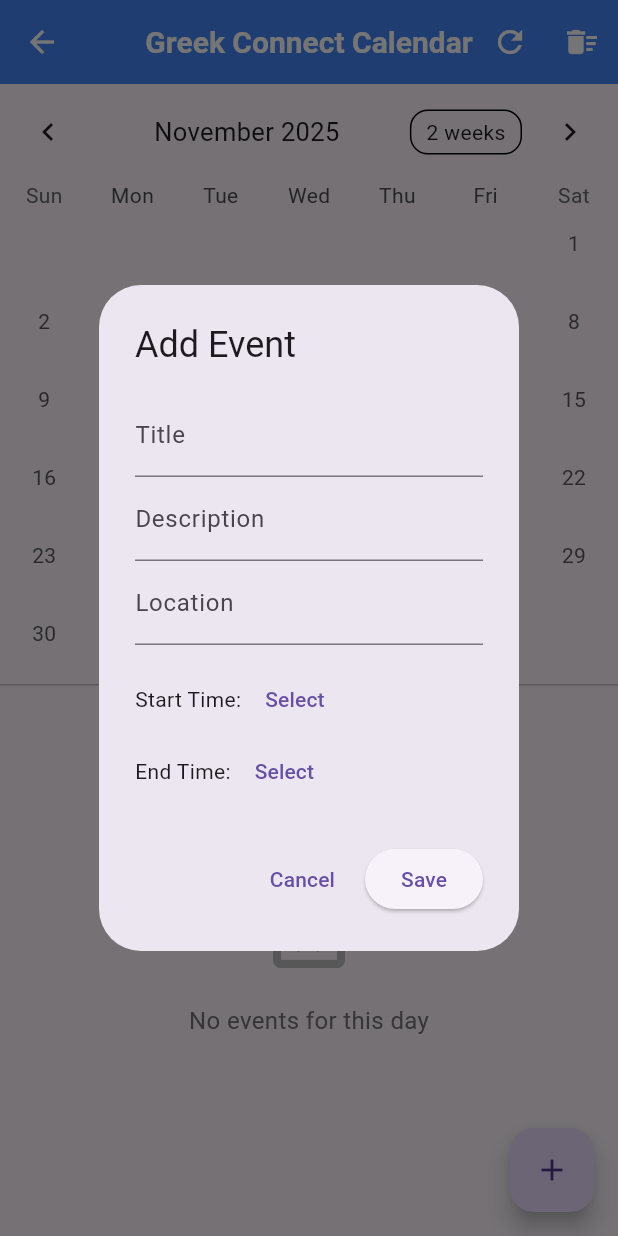
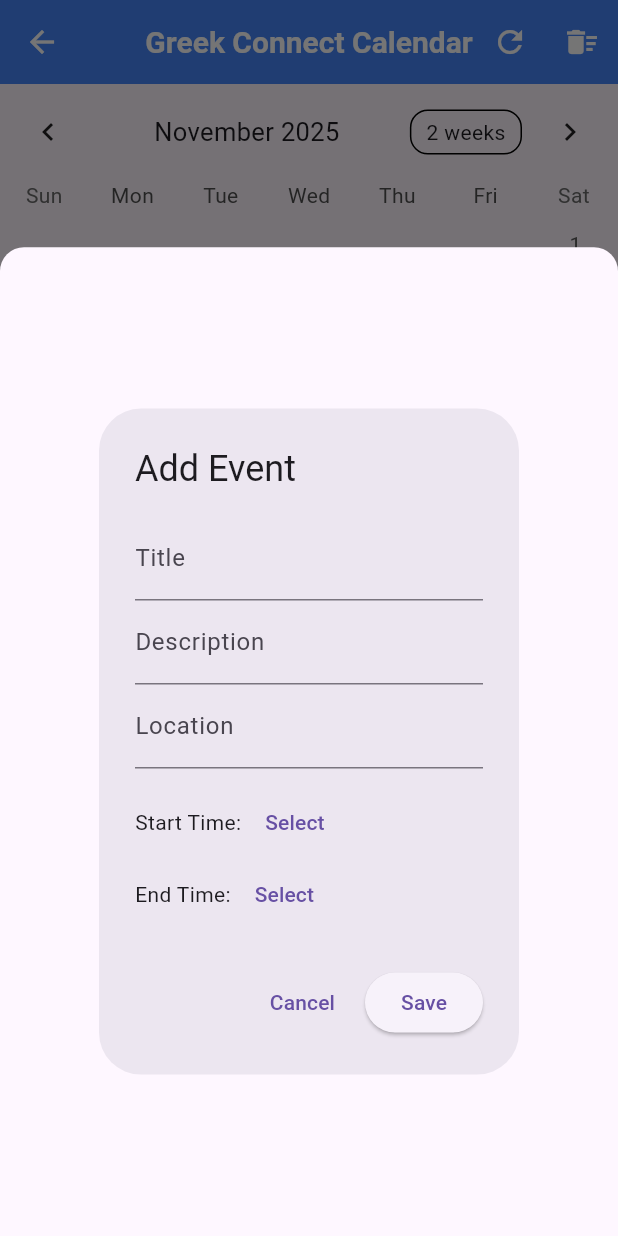
Before and after one commit to Jgalligan1/GreekConnect, a Flutter app: the CalendarScreen screen opened directly, after a tap on the "add" icon, on a phone screen of 412 x 824 dp. Run offline on Flutter 3.47's test engine with Material 3 defaults, Android fonts, the phone set to English and light mode, and no system bars; drawn by our look-alikes of table_calendar; our stand-ins replace shared_preferences; accounts and stored records are empty.

Commit message:
Improved Calendar Interface

```diff
--- a/greek_connect/lib/screens/calendar_screen.dart
+++ b/greek_connect/lib/screens/calendar_screen.dart
@@ -4,9 +4,7 @@ import 'package:flutter/material.dart';
 import 'package:table_calendar/table_calendar.dart';
 import '../models/event.dart';
 import '../services/event_storage.dart';
-import '../screens/form_screen.dart';
 import '../widgets/event_form_modal.dart';
-
 
 class CalendarScreen extends StatefulWidget {
   const CalendarScreen({super.key});
@@ -31,7 +29,7 @@ class _CalendarScreenState extends State<CalendarScreen> {
     super.initState();
     _selectedDay = _focusedDay;
     _selectedEvents = ValueNotifier([]);
-    _loadEvents(); // Load events asynchronously
+    _loadEvents();
   }
 
   @override
@@ -40,16 +38,16 @@ class _CalendarScreenState extends State<CalendarScreen> {
     super.dispose();
   }
 
-  /// Load events from storage asynchronously
+  // Normalize DateTime to remove time component
+  DateTime _normalizeDate(DateTime date) {
+    return DateTime.utc(date.year, date.month, date.day);
+  }
+
+  // Load events from storage
   Future<void> _loadEvents() async {
-    setState(() {
-      _isLoading = true;
-    });
-
+    setState(() => _isLoading = true);
     try {
-      // Load events from storage
       final loadedEvents = await EventStorage.loadEvents();
-
       setState(() {
         _events = loadedEvents;
         _selectedEvents.value = _getEventsForDay(_selectedDay!);
@@ -57,11 +55,7 @@ class _CalendarScreenState extends State<CalendarScreen> {
       });
     } catch (e) {
       print('Error loading events: $e');
-      setState(() {
-        _isLoading = false;
-      });
-
-      // Show error message to user
+      setState(() => _isLoading = false);
       if (mounted) {
         ScaffoldMessenger.of(context).showSnackBar(
           SnackBar(
@@ -73,50 +67,38 @@ class _CalendarScreenState extends State<CalendarScreen> {
     }
   }
 
-  /// Normalize DateTime to remove time component
-  DateTime _normalizeDate(DateTime date) {
-    return DateTime.utc(date.year, date.month, date.day);
-  }
-
-  /// Get events for a specific day (from in-memory cache)
+  // Get events for a specific day
   List<Event> _getEventsForDay(DateTime day) {
     final normalizedDay = _normalizeDate(day);
     return _events[normalizedDay] ?? [];
   }
 
-  /// Handle day selection
+  // Handle day selection
   void _onDaySelected(DateTime selectedDay, DateTime focusedDay) {
     if (!isSameDay(_selectedDay, selectedDay)) {
       setState(() {
         _selectedDay = selectedDay;
         _focusedDay = focusedDay;
       });
-      // Update events using ValueNotifier (efficient, doesn't rebuild calendar)
       _selectedEvents.value = _getEventsForDay(selectedDay);
     }
   }
 
-  /// Add a new event and persist to storage
+  // Add event
   Future<void> _addEvent(Event event) async {
     final normalizedDate = _normalizeDate(event.date);
     if (_selectedDay == null) return;
 
-    // Update in-memory cache first (immediate UI update)
     setState(() {
-      if (_events[normalizedDate] == null) {
-        _events[normalizedDate] = [];
-      }
+      _events.putIfAbsent(normalizedDate, () => []);
       _events[normalizedDate]!.add(event);
     });
 
-    // Update selected events if viewing this day
     if (_selectedDay != null && isSameDay(_selectedDay!, event.date)) {
       _selectedEvents.value = _getEventsForDay(_selectedDay!);
     }
 
-    // Persist to storage (background operation)
     final success = await EventStorage.addEvent(normalizedDate, event);
-
     if (!success && mounted) {
       ScaffoldMessenger.of(context).showSnackBar(
         const SnackBar(
@@ -127,11 +109,9 @@ class _CalendarScreenState extends State<CalendarScreen> {
     }
   }
 
-  /// Delete an event and persist to storage
+  // Delete event
   Future<void> _deleteEvent(Event event) async {
     final normalizedDate = _normalizeDate(event.date);
-
-    // Update in-memory cache first
     setState(() {
       _events[normalizedDate]?.removeWhere((e) => e.id == event.id);
       if (_events[normalizedDate]?.isEmpty ?? false) {
@@ -139,12 +119,10 @@ class _CalendarScreenState extends State<CalendarScreen> {
       }
     });
 
-    // Update selected events if viewing this day
     if (_selectedDay != null && isSameDay(_selectedDay!, event.date)) {
       _selectedEvents.value = _getEventsForDay(_selectedDay!);
     }
 
-    // Persist to storage
     await EventStorage.removeEvent(normalizedDate, event);
   }
 
@@ -154,9 +132,7 @@ class _CalendarScreenState extends State<CalendarScreen> {
       appBar: AppBar(
         title: const Text('Greek Connect Calendar'),
         actions: [
-          // Refresh button
           IconButton(icon: const Icon(Icons.refresh), onPressed: _loadEvents),
-          // Clear all button (for testing)
           IconButton(
             icon: const Icon(Icons.delete_sweep),
             onPressed: () async {
@@ -202,23 +178,17 @@ class _CalendarScreenState extends State<CalendarScreen> {
                   calendarFormat: _calendarFormat,
                   selectedDayPredicate: (day) => isSameDay(_selectedDay, day),
                   eventLoader: _getEventsForDay,
-
-                  onPageChanged: (focusedDay) {
-                    _focusedDay = focusedDay;
-                  },
-
+                  onPageChanged: (focusedDay) => _focusedDay = focusedDay,
                   onDaySelected: _onDaySelected,
-
                   onFormatChanged: (format) {
                     if (_calendarFormat != format) {
-                      setState(() {
-                        _calendarFormat = format;
-                      });
+                      setState(() => _calendarFormat = format);
                     }
                   },
 
                   // Styling
                   calendarStyle: CalendarStyle(
+                    cellPadding: const EdgeInsets.only(top: 2, left: 2),
                     todayDecoration: BoxDecoration(
                       color: Colors.deepPurple.withOpacity(0.5),
                       shape: BoxShape.circle,
@@ -228,21 +198,53 @@ class _CalendarScreenState extends State<CalendarScreen> {
                       shape: BoxShape.circle,
                     ),
                     markerDecoration: const BoxDecoration(
-                      color: Colors.blue,
+                      color: Colors.transparent,
                       shape: BoxShape.circle,
+                    ),
+                    defaultTextStyle: const TextStyle(
+                      fontWeight: FontWeight.bold,
+                      fontSize: 14,
                     ),
                     outsideDaysVisible: false,
                   ),
-
                   headerStyle: const HeaderStyle(
                     formatButtonVisible: true,
                     titleCentered: true,
+                  ),
+
+                  // Event titles below the date number
+                  calendarBuilders: CalendarBuilders(
+                    markerBuilder: (context, date, events) {
+                      final normalizedDay =
+                          DateTime.utc(date.year, date.month, date.day);
+                      final eventsForDay = _events[normalizedDay] ?? [];
+                      if (eventsForDay.isEmpty) return const SizedBox.shrink();
+
+                      return Column(
+                        crossAxisAlignment: CrossAxisAlignment.start,
+                        children: eventsForDay.take(2).map((e) {
+                          return Padding(
+                            padding: const EdgeInsets.only(top: 1),
+                            child: Text(
+                              e.title,
+                              maxLines: 1,
+                              overflow: TextOverflow.ellipsis,
+                              style: const TextStyle(
+                                fontSize: 10,
+                                fontWeight: FontWeight.w600,
+                                color: Colors.blue,
+                              ),
+                            ),
+                          );
+                        }).toList(),
+                      );
+                    },
                   ),
                 ),
                 const SizedBox(height: 8),
                 const Divider(height: 1),
 
-                // Event list
+                // Event list below
                 Expanded(
                   child: ValueListenableBuilder<List<Event>>(
                     valueListenable: _selectedEvents,
@@ -294,21 +296,24 @@ class _CalendarScreenState extends State<CalendarScreen> {
                               subtitle: Column(
                                 crossAxisAlignment: CrossAxisAlignment.start,
                                 children: [
-                                  if (event.description != null && event.description!.isNotEmpty)
+                                  if (event.description != null &&
+                                      event.description!.isNotEmpty)
                                     Text(event.description!),
-
-                                  if (event.location != null && event.location!.isNotEmpty)
+                                  if (event.location != null &&
+                                      event.location!.isNotEmpty)
                                     Text("📍 ${event.location}"),
-
-                                  if (event.startTime != null && event.endTime != null)
-                                    Text("⏰ ${event.startTime!.format(context)} - ${event.endTime!.format(context)}",)
+                                  if (event.startTime != null &&
+                                      event.endTime != null)
+                                    Text(
+                                        "⏰ ${event.startTime!.format(context)} - ${event.endTime!.format(context)}")
                                   else if (event.startTime != null)
-                                    Text("⏰ Starts at: ${event.startTime!.format(context)}")
+                                    Text(
+                                        "⏰ Starts at: ${event.startTime!.format(context)}")
                                   else if (event.endTime != null)
-                                    Text("⏰ Ends at: ${event.endTime!.format(context)}"),
+                                    Text(
+                                        "⏰ Ends at: ${event.endTime!.format(context)}"),
                                 ],
                               ),
-
                               trailing: IconButton(
                                 icon: const Icon(
                                   Icons.delete,
@@ -328,14 +333,28 @@ class _CalendarScreenState extends State<CalendarScreen> {
                 ),
               ],
             ),
-
-      // FAB to add events
             floatingActionButton: FloatingActionButton(
               onPressed: () async {
                 if (_selectedDay == null) return;
-          final newEvent = await showDialog<Event>(
+
+                final newEvent = await showModalBottomSheet<Event>(
                   context: context,
-            builder: (context) => EventFormModal(selectedDate: _selectedDay!),
+                  isScrollControlled: true, // allows full-height content
+                  backgroundColor: Colors.transparent, // optional: remove default rounded background
+                  builder: (context) => Padding(
+                    padding: EdgeInsets.only(
+                      bottom: MediaQuery.of(context).viewInsets.bottom,
+                    ),
+                    child: Container(
+                      // Container for a nice sheet look
+                      decoration: BoxDecoration(
+                        color: Theme.of(context).scaffoldBackgroundColor,
+                        borderRadius: const BorderRadius.vertical(top: Radius.circular(16)),
+                      ),
+                      height: MediaQuery.of(context).size.height * 0.8, // 80% of screen height
+                      child: EventFormModal(selectedDate: _selectedDay!),
+                    ),
+                  ),
                 );
 
                 if (newEvent != null) {
@@ -344,6 +363,7 @@ class _CalendarScreenState extends State<CalendarScreen> {
               },
               child: const Icon(Icons.add),
             ),
+
     );
   }
 }
```
Lines whose indentation alone changed are shown as unchanged.
